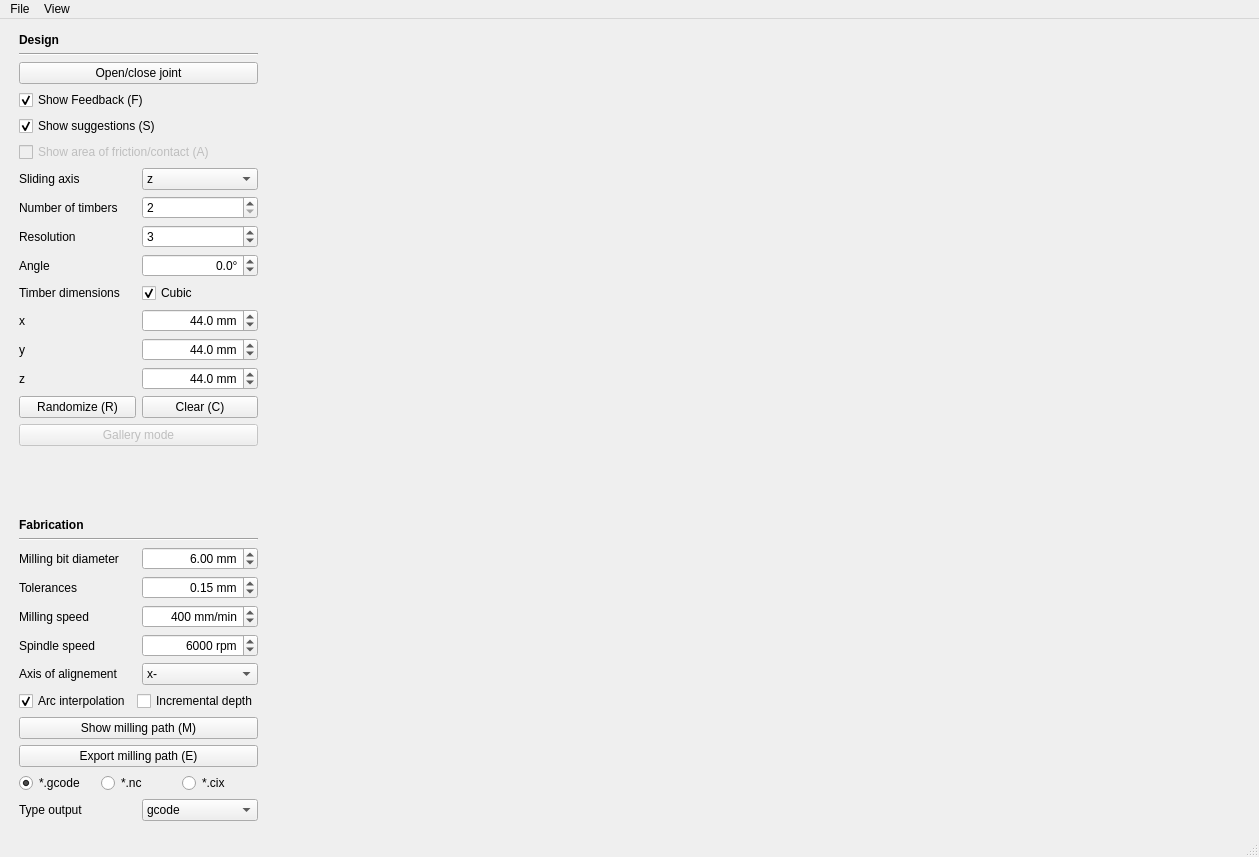
Old version of the form setup/Tsugite.ui in the repository Kevin-n19/tsugite.
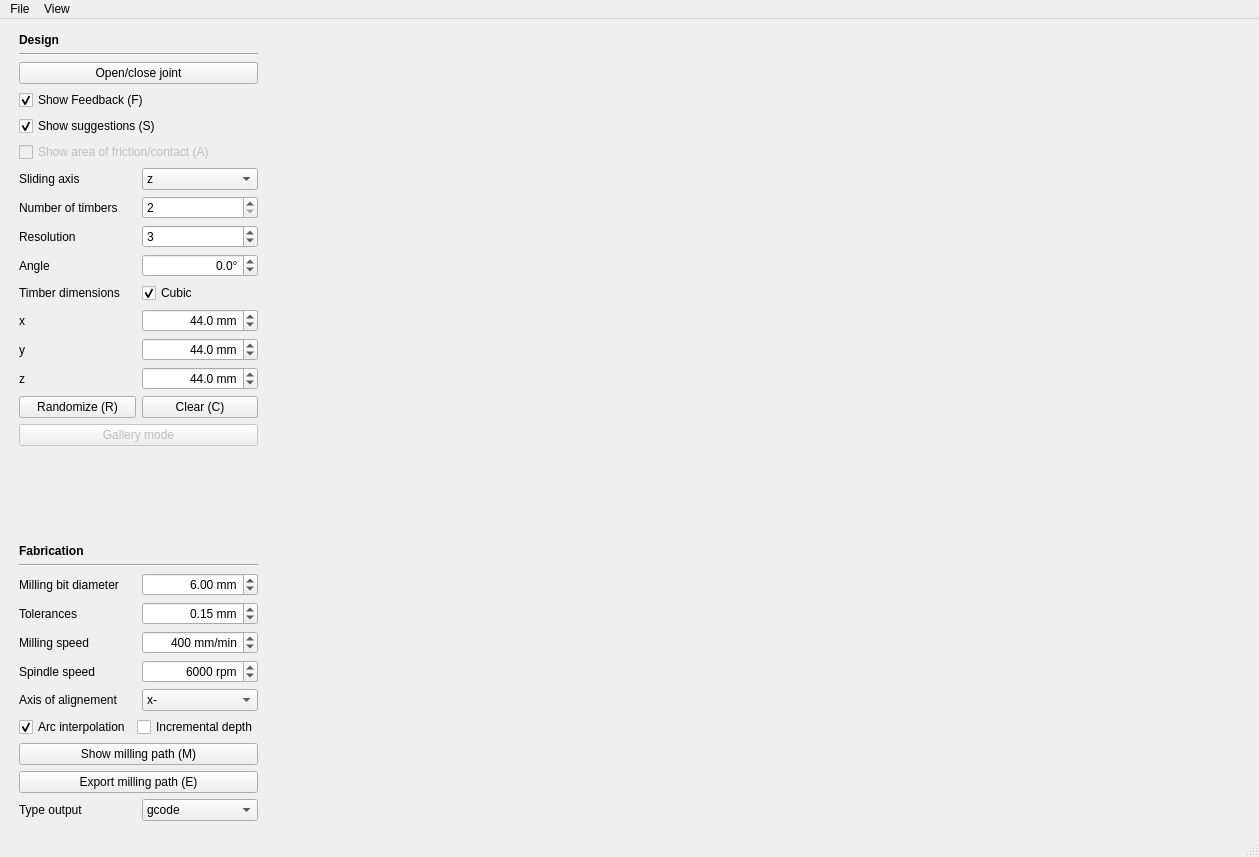
New version of the form.

```diff
--- a/setup/Tsugite.ui
+++ b/setup/Tsugite.ui
@@ -704,7 +704,7 @@
         </property>
        </widget>
       </item>
-      <item>
+<!--      <item>
        <layout class="QHBoxLayout" name="horizontalLayout">
         <item>
          <widget class="QRadioButton" name="radioGCODE">
@@ -731,18 +731,18 @@
          </widget>
         </item>
        </layout>
-      </item>
+      </item> -->
       <item>
        <layout class="QHBoxLayout" name="horizontalLayout_6">
         <item>
-         <widget class="QLabel" name="label_13">
+         <widget class="QLabel" name="Label_14">
           <property name="text">
            <string>Type output</string>
           </property>
          </widget>
         </item>
         <item>
-         <widget class="QComboBox" name="comboALIGN">
+         <widget class="QComboBox" name="FileExt">
           <property name="editable">
            <bool>false</bool>
           </property>
```
